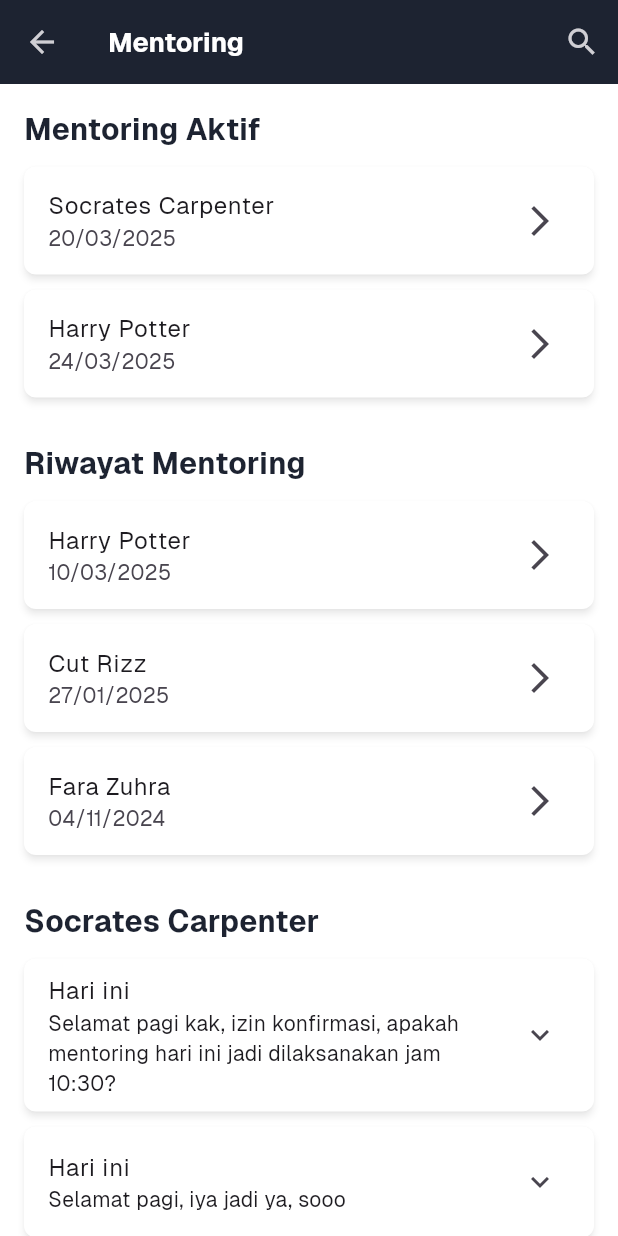
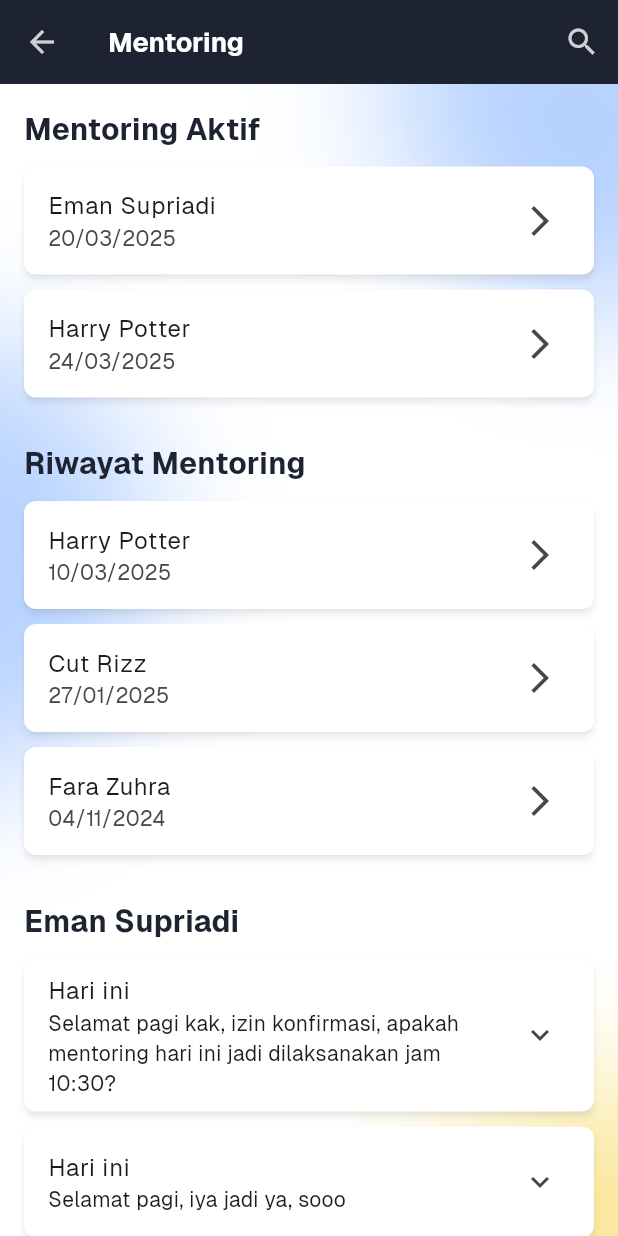
Before and after one commit to JavaneseIvankov/team10_dhiraga, a Flutter app: the MentoringPage screen opened directly, on a phone screen of 412 x 824 dp. Run offline on Flutter 3.47's test engine with Material 3 defaults, Android fonts, the phone set to English and light mode, and no system bars; our stand-ins replace cloud_firestore, firebase_auth, firebase_core, get_it, shared_preferences; accounts and stored records are empty; generated files the repository leaves out were written again; project files that could hold a hidden picture were left out.

Commit message:
mengupdate backround pada mentoring_page

```diff
--- a/lib/pages/Navbar_mentoring_page.dart/mentoring_page.dart
+++ b/lib/pages/Navbar_mentoring_page.dart/mentoring_page.dart
@@ -1,5 +1,6 @@
 import 'package:flutter/material.dart';
-import 'mentor_chat_page.dart'; // Import halaman chat
+import 'mentor_chat_page.dart';
+import 'package:team10_dhiraga/widgets/mesh_gradient_background.dart';
 
 class MentoringPage extends StatelessWidget {
   const MentoringPage({super.key});
@@ -18,7 +19,8 @@ class MentoringPage extends StatelessWidget {
           ),
         ],
       ),
-      body: SingleChildScrollView(
+      body: GradientBackground(
+        child: SingleChildScrollView(
           padding: EdgeInsets.all(16.0),
           child: Column(
             crossAxisAlignment: CrossAxisAlignment.start,
@@ -28,7 +30,7 @@ class MentoringPage extends StatelessWidget {
                 style: TextStyle(fontSize: 20, fontWeight: FontWeight.bold),
               ),
               SizedBox(height: 10),
-            _buildMentoringItem(context, "Socrates Carpenter", "20/03/2025"),
+              _buildMentoringItem(context, "Eman Supriadi", "20/03/2025"),
               _buildMentoringItem(context, "Harry Potter", "24/03/2025"),
               SizedBox(height: 20),
               Text(
@@ -41,7 +43,7 @@ class MentoringPage extends StatelessWidget {
               _buildMentoringItem(context, "Fara Zuhra", "04/11/2024"),
               SizedBox(height: 20),
               Text(
-              "Socrates Carpenter",
+                "Eman Supriadi",
                 style: TextStyle(fontSize: 20, fontWeight: FontWeight.bold),
               ),
               SizedBox(height: 10),
@@ -57,6 +59,7 @@ class MentoringPage extends StatelessWidget {
               ),
               _buildMessageItem("Talk", "Terima kasih kak, sooo", ""),
             ],
+          ),
         ),
       ),
     );
```
Lines whose indentation alone changed are shown as unchanged.
